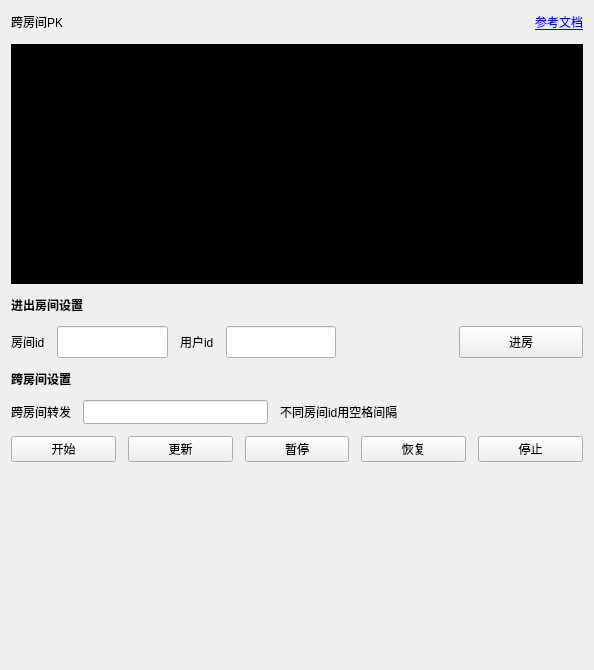
The window that Windows/src/Advanced/CrossRoomPK/CrossRoomPK.ui (volcengine/VolcEngineRTC) describes before a commit, drawn with Qt 5.
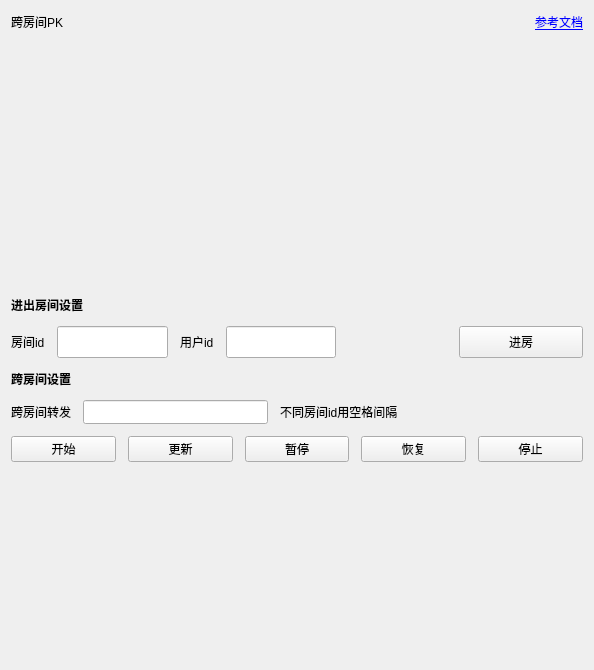
The same window after the commit. Icons and pictures are not drawn. Custom widgets are drawn as their Qt base class.

What changed in the file:
```diff
--- a/Windows/src/Advanced/CrossRoomPK/CrossRoomPK.ui
+++ b/Windows/src/Advanced/CrossRoomPK/CrossRoomPK.ui
@@ -97,7 +97,7 @@
       </size>
      </property>
      <property name="styleSheet">
-      <string notr="true">background-color: rgb(0, 0, 0);</string>
+      <string notr="true"/>
      </property>
      <layout class="QHBoxLayout" name="horizontalLayout_5">
       <property name="spacing">
```
